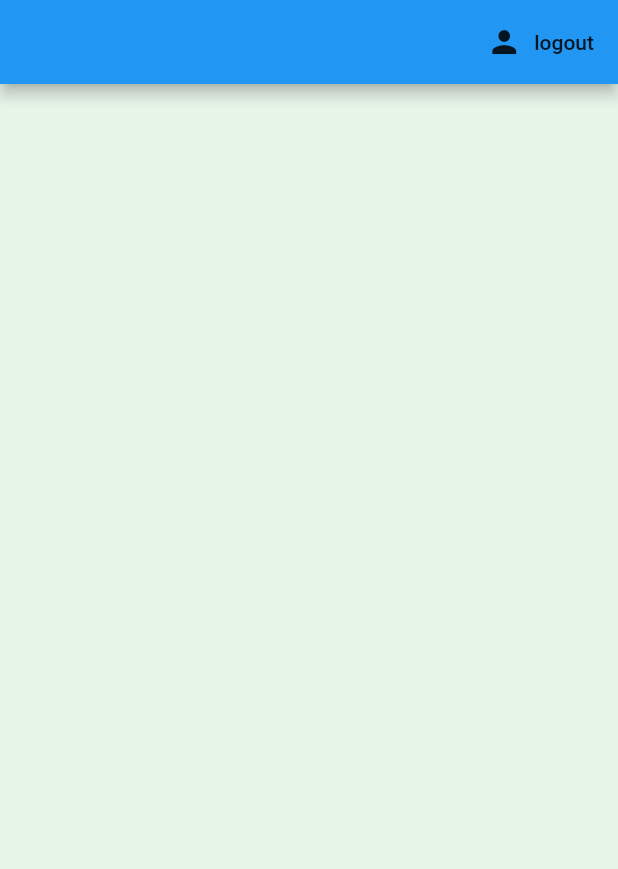
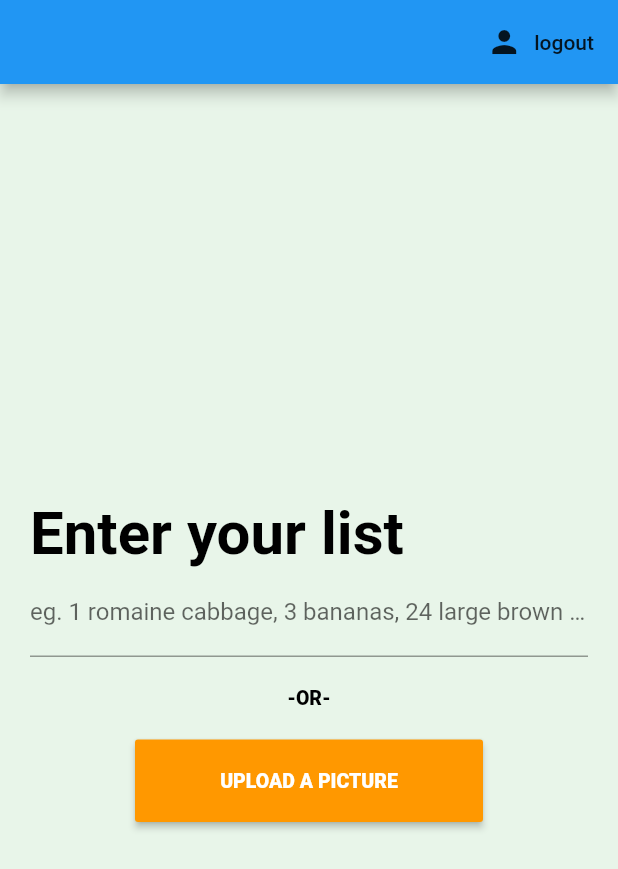
Before and after one commit to TOHacks2020-UW/sic_delivery, a Flutter app: the screen it shows once a user with an empty profile is signed in, on a phone screen of 412 x 824 dp. Shown: the top 869 px of the screen. Run offline on Flutter 3.47's test engine with Material 2 defaults, Android fonts, the phone set to English and light mode, and no system bars; our stand-ins replace firebase_auth; accounts and stored records are empty.

Commit message:
Merged SignIn and AddList

```diff
--- /dev/null
+++ b/lib/addList.dart
@@ -0,0 +1,59 @@
+import 'package:flutter/material.dart';
+import 'package:flutter/rendering.dart';
+
+Widget addList = Container(
+  padding: EdgeInsets.only(left: 20, right: 20),
+  child: Column(
+    mainAxisAlignment: MainAxisAlignment.center,
+    crossAxisAlignment: CrossAxisAlignment.stretch,
+    children: [
+      Text(
+        'Enter your list',
+        textAlign: TextAlign.left,
+        style: TextStyle(
+          fontFamily: 'roboto', //'Comfortaa',
+          fontWeight: FontWeight.bold,
+          fontSize: 40.0,
+          color: Colors.black,
+        ),
+      ),
+      TextFormField(
+        decoration: InputDecoration(
+            labelText:
+                'eg. 1 romaine cabbage, 3 bananas, 24 large brown eggs, 12 roll toilet paper'),
+      ),
+      SizedBox(height: 20),
+      Text(
+        '-OR-',
+        textAlign: TextAlign.center,
+        style: TextStyle(
+          fontFamily: 'roboto',
+          fontWeight: FontWeight.w900,
+          fontSize: 13,
+          color: Colors.black,
+        ),
+      ),
+      SizedBox(height: 20),
+      Container(
+        padding: EdgeInsets.only(left: 70, right: 70),
+        child: RaisedButton(
+          onPressed: () {},
+          color: Colors.orange,
+          child: Container(
+            padding: EdgeInsets.all(20),
+            child: Text(
+              'UPLOAD A PICTURE',
+              textAlign: TextAlign.center,
+              style: TextStyle(
+                fontFamily: 'roboto',
+                fontWeight: FontWeight.w900,
+                fontSize: 13,
+                color: Colors.white,
+              ),
+            ),
+          ),
+        ),
+      ),
+    ],
+  ),
+);
--- a/lib/innershome.dart
+++ b/lib/innershome.dart
@@ -1,13 +1,13 @@
 import 'package:flutter/material.dart';
 import 'auth.dart';
+import './addList.dart';
 
 class Home extends StatelessWidget {
-
   final Authentication _auth = Authentication();
   @override
   Widget build(BuildContext context) {
     return Scaffold(
-      backgroundColor:Colors.green[50],
+      backgroundColor: Colors.green[50],
       // Add Nancys home screen design
       appBar: AppBar(
         actions: <Widget>[
@@ -19,7 +19,10 @@ class Home extends StatelessWidget {
             },
           )
         ],
-      )
+      ),
+      body: Center(
+        child: addList,
+      ),
     );
   }
 }
```
Lines whose indentation alone changed are shown as unchanged.
